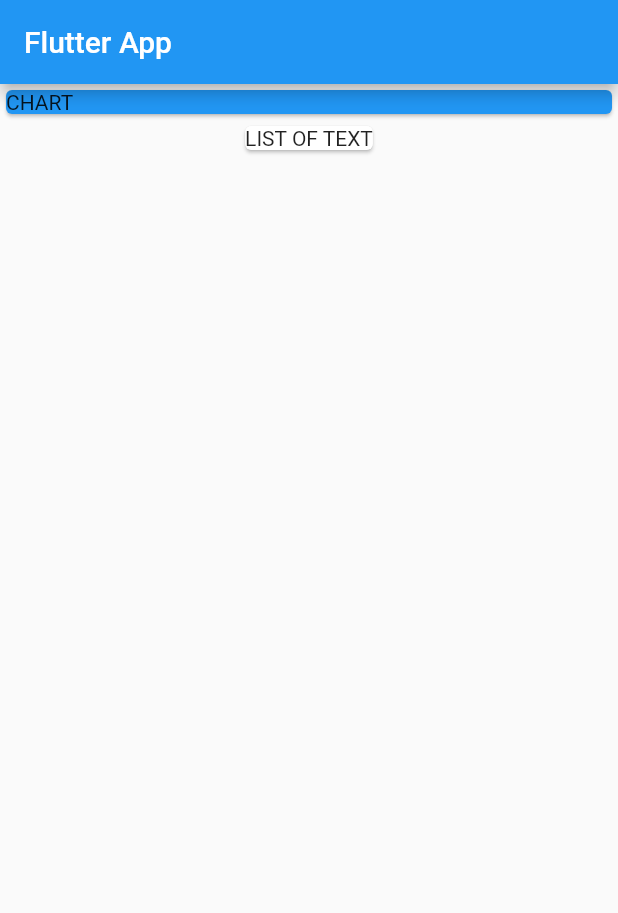
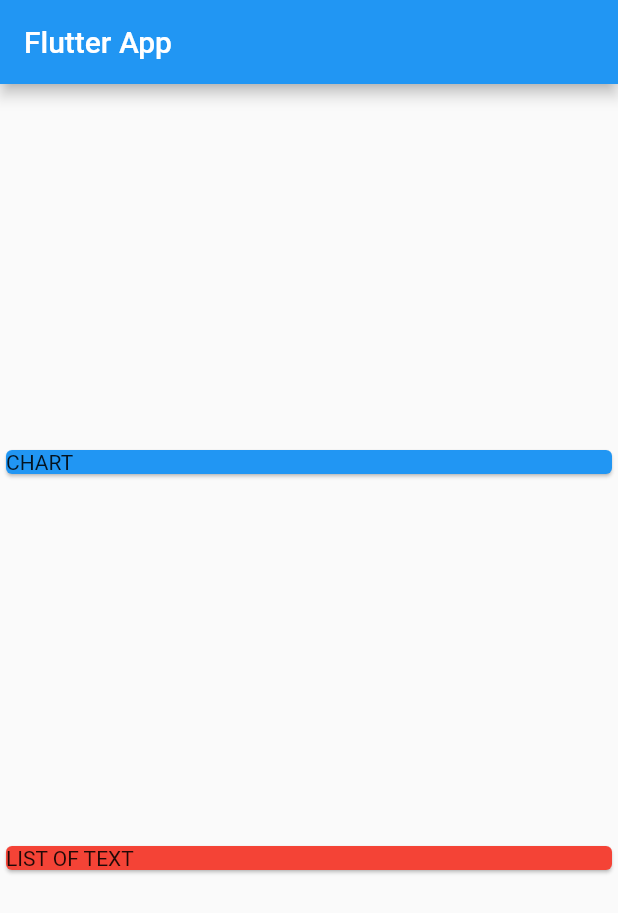
Before and after one commit to JoeyTheProgrammer/Flutter-Learning, a Flutter app: the screen it shows after launch, on a phone screen of 412 x 824 dp. Shown: the top 913 px of the screen. Run offline on Flutter 3.47's test engine with Material 2 defaults, Android fonts, the phone set to English and light mode, and no system bars.

Commit message:
playing around with cross and main alignment

```diff
--- a/lib/main.dart
+++ b/lib/main.dart
@@ -20,6 +20,8 @@ class MyHomePage extends StatelessWidget {
         title: Text('Flutter App'),
       ),
       body: Column(
+        mainAxisAlignment: MainAxisAlignment.spaceEvenly,
+        crossAxisAlignment: CrossAxisAlignment.stretch,
         children: <Widget>[
           Container(
             width: double.infinity,
@@ -32,6 +34,7 @@ class MyHomePage extends StatelessWidget {
             ),
           ),
           Card(
+            color: Colors.red,
             child: Text('LIST OF TEXT'),
           )
         ],
```
